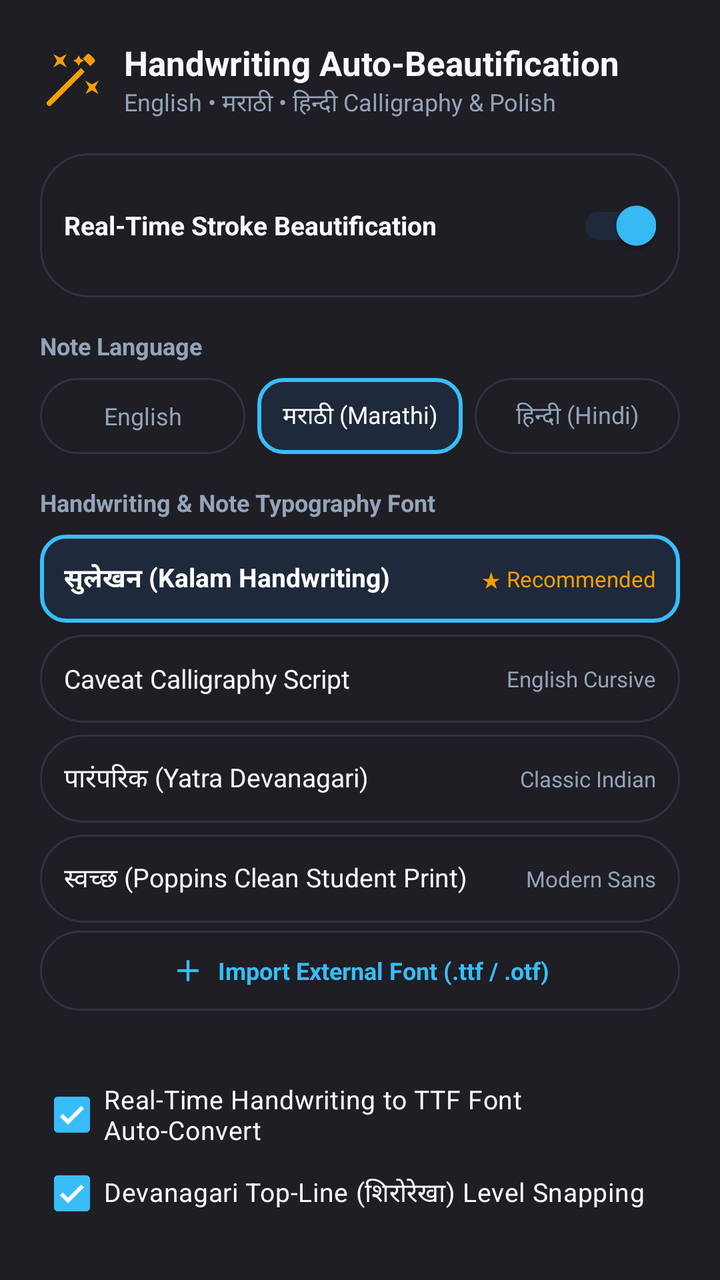
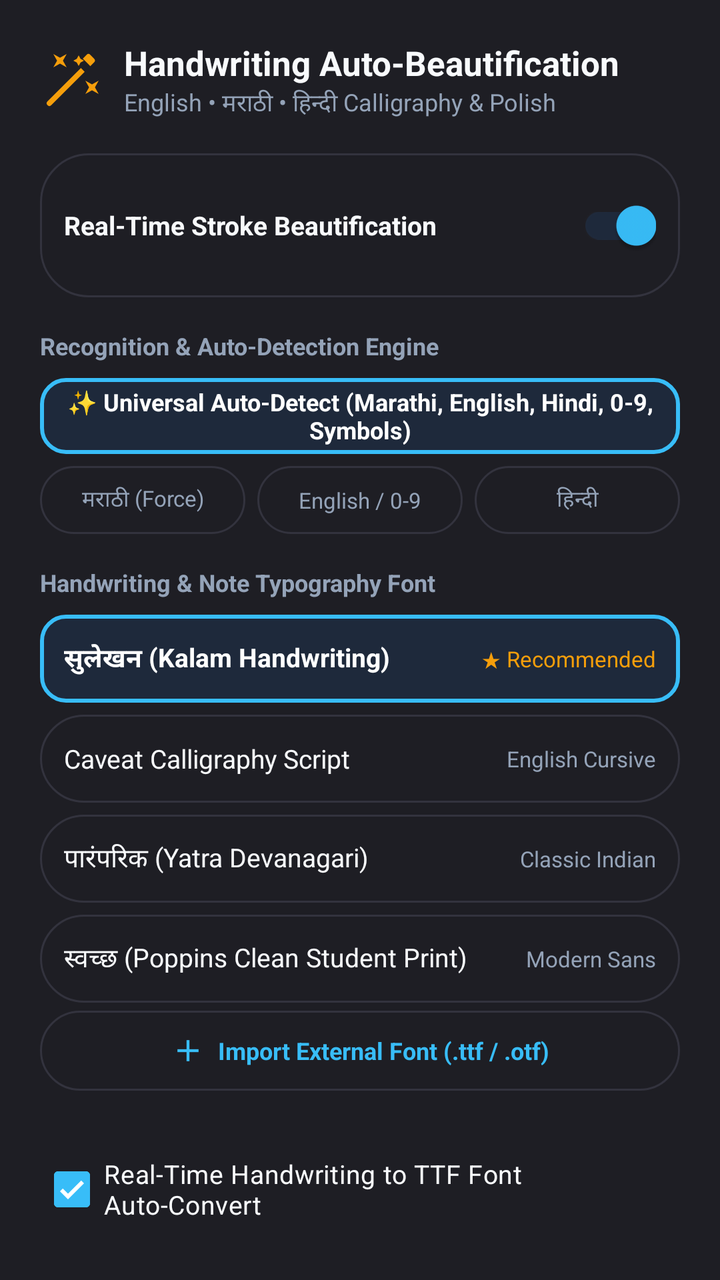

Before-and-after screenshots of an Android layout around one commit, followed by the original layout XML and the change that was made.
<!-- AndroidManifest.xml: application theme Theme.OpenNotes -->
<!-- res/layout/dialog_auto_beautify_settings.xml -->
<?xml version="1.0" encoding="utf-8"?>
<LinearLayout xmlns:android="http://schemas.android.com/apk/res/android"
    xmlns:app="http://schemas.android.com/apk/res-auto"
    android:layout_width="match_parent"
    android:layout_height="wrap_content"
    android:background="@color/surface"
    android:orientation="vertical"
    android:padding="20dp">

    
    <LinearLayout
        android:layout_width="match_parent"
        android:layout_height="wrap_content"
        android:gravity="center_vertical"
        android:orientation="horizontal"
        android:layout_marginBottom="16dp">

        <ImageView
            android:layout_width="32dp"
            android:layout_height="32dp"
            android:src="@drawable/ic_auto_beautify"
            app:tint="#F59E0B"
            android:layout_marginEnd="10dp" />

        <LinearLayout
            android:layout_width="0dp"
            android:layout_height="wrap_content"
            android:layout_weight="1"
            android:orientation="vertical">

            <TextView
                android:layout_width="wrap_content"
                android:layout_height="wrap_content"
                android:text="Handwriting Auto-Beautification"
                android:textColor="@color/text_primary"
                android:textSize="17sp"
                android:textStyle="bold" />

            <TextView
                android:layout_width="wrap_content"
                android:layout_height="wrap_content"
                android:text="English • मराठी • हिन्दी Calligraphy &amp; Polish"
                android:textColor="@color/text_secondary"
                android:textSize="12sp" />
        </LinearLayout>
    </LinearLayout>

    
    <LinearLayout
        android:layout_width="match_parent"
        android:layout_height="wrap_content"
        android:orientation="horizontal"
        android:gravity="center_vertical"
        android:padding="12dp"
        android:background="@drawable/bg_floating_pill"
        android:layout_marginBottom="16dp">

        <TextView
            android:layout_width="0dp"
            android:layout_height="wrap_content"
            android:layout_weight="1"
            android:text="Real-Time Stroke Beautification"
            android:textColor="@color/text_primary"
            android:textSize="13sp"
            android:textStyle="bold" />

        <androidx.appcompat.widget.SwitchCompat
            android:id="@+id/switchEnableBeautify"
            android:layout_width="wrap_content"
            android:layout_height="wrap_content"
            android:checked="true" />
    </LinearLayout>

    
    <TextView
        android:layout_width="wrap_content"
        android:layout_height="wrap_content"
        android:text="Note Language"
        android:textColor="@color/text_secondary"
        android:textSize="12sp"
        android:textStyle="bold"
        android:layout_marginBottom="8dp" />

    <LinearLayout
        android:layout_width="match_parent"
        android:layout_height="38dp"
        android:orientation="horizontal"
        android:layout_marginBottom="16dp">

        <TextView
            android:id="@+id/btnLangEnglish"
            android:layout_width="0dp"
            android:layout_height="match_parent"
            android:layout_weight="1"
            android:gravity="center"
            android:text="English"
            android:textColor="@color/text_secondary"
            android:textSize="12sp"
            android:background="@drawable/bg_floating_pill"
            android:clickable="true"
            android:focusable="true" />

        <TextView
            android:id="@+id/btnLangMarathi"
            android:layout_width="0dp"
            android:layout_height="match_parent"
            android:layout_weight="1"
            android:layout_marginStart="6dp"
            android:gravity="center"
            android:text="मराठी (Marathi)"
            android:textColor="#FFFFFF"
            android:textSize="12sp"
            android:background="@drawable/bg_tool_button_active"
            android:clickable="true"
            android:focusable="true" />

        <TextView
            android:id="@+id/btnLangHindi"
            android:layout_width="0dp"
            android:layout_height="match_parent"
            android:layout_weight="1"
            android:layout_marginStart="6dp"
            android:gravity="center"
            android:text="हिन्दी (Hindi)"
            android:textColor="@color/text_secondary"
            android:textSize="12sp"
            android:background="@drawable/bg_floating_pill"
            android:clickable="true"
            android:focusable="true" />
    </LinearLayout>

    
    <TextView
        android:layout_width="wrap_content"
        android:layout_height="wrap_content"
        android:text="Handwriting &amp; Note Typography Font"
        android:textColor="@color/text_secondary"
        android:textSize="12sp"
        android:textStyle="bold"
        android:layout_marginBottom="8dp" />

    <LinearLayout
        android:id="@+id/layoutFontChoices"
        android:layout_width="match_parent"
        android:layout_height="wrap_content"
        android:orientation="vertical"
        android:layout_marginBottom="16dp">

        <LinearLayout
            android:id="@+id/btnFontKalam"
            android:layout_width="match_parent"
            android:layout_height="44dp"
            android:orientation="horizontal"
            android:gravity="center_vertical"
            android:paddingHorizontal="12dp"
            android:background="@drawable/bg_tool_button_active"
            android:layout_marginBottom="6dp"
            android:clickable="true"
            android:focusable="true">

            <TextView
                android:layout_width="0dp"
                android:layout_height="wrap_content"
                android:layout_weight="1"
                android:text="सुलेखन (Kalam Handwriting)"
                android:textColor="#FFFFFF"
                android:textSize="13sp"
                android:textStyle="bold" />

            <TextView
                android:layout_width="wrap_content"
                android:layout_height="wrap_content"
                android:text="★ Recommended"
                android:textColor="#F59E0B"
                android:textSize="11sp" />
        </LinearLayout>

        <LinearLayout
            android:id="@+id/btnFontCaveat"
            android:layout_width="match_parent"
            android:layout_height="44dp"
            android:orientation="horizontal"
            android:gravity="center_vertical"
            android:paddingHorizontal="12dp"
            android:background="@drawable/bg_floating_pill"
            android:layout_marginBottom="6dp"
            android:clickable="true"
            android:focusable="true">

            <TextView
                android:layout_width="0dp"
                android:layout_height="wrap_content"
                android:layout_weight="1"
                android:text="Caveat Calligraphy Script"
                android:textColor="@color/text_primary"
                android:textSize="13sp" />

            <TextView
                android:layout_width="wrap_content"
                android:layout_height="wrap_content"
                android:text="English Cursive"
                android:textColor="@color/text_secondary"
                android:textSize="11sp" />
        </LinearLayout>

        <LinearLayout
            android:id="@+id/btnFontYatra"
            android:layout_width="match_parent"
            android:layout_height="44dp"
            android:orientation="horizontal"
            android:gravity="center_vertical"
            android:paddingHorizontal="12dp"
            android:background="@drawable/bg_floating_pill"
            android:layout_marginBottom="6dp"
            android:clickable="true"
            android:focusable="true">

            <TextView
                android:layout_width="0dp"
                android:layout_height="wrap_content"
                android:layout_weight="1"
                android:text="पारंपरिक (Yatra Devanagari)"
                android:textColor="@color/text_primary"
                android:textSize="13sp" />

            <TextView
                android:layout_width="wrap_content"
                android:layout_height="wrap_content"
                android:text="Classic Indian"
                android:textColor="@color/text_secondary"
                android:textSize="11sp" />
        </LinearLayout>

        <LinearLayout
            android:id="@+id/btnFontPoppins"
            android:layout_width="match_parent"
            android:layout_height="44dp"
            android:orientation="horizontal"
            android:gravity="center_vertical"
            android:paddingHorizontal="12dp"
            android:background="@drawable/bg_floating_pill"
            android:clickable="true"
            android:focusable="true">

            <TextView
                android:layout_width="0dp"
                android:layout_height="wrap_content"
                android:layout_weight="1"
                android:text="स्वच्छ (Poppins Clean Student Print)"
                android:textColor="@color/text_primary"
                android:textSize="13sp" />

            <TextView
                android:layout_width="wrap_content"
                android:layout_height="wrap_content"
                android:text="Modern Sans"
                android:textColor="@color/text_secondary"
                android:textSize="11sp" />
        </LinearLayout>

        
        <LinearLayout
            android:id="@+id/layoutCustomFontList"
            android:layout_width="match_parent"
            android:layout_height="wrap_content"
            android:orientation="vertical" />

        
        <LinearLayout
            android:id="@+id/btnImportExternalFont"
            android:layout_width="match_parent"
            android:layout_height="40dp"
            android:orientation="horizontal"
            android:gravity="center"
            android:background="@drawable/bg_floating_pill"
            android:layout_marginTop="4dp"
            android:layout_marginBottom="12dp"
            android:clickable="true"
            android:focusable="true">

            <ImageView
                android:layout_width="18dp"
                android:layout_height="18dp"
                android:src="@drawable/ic_add"
                app:tint="@color/accent"
                android:layout_marginEnd="6dp" />

            <TextView
                android:layout_width="wrap_content"
                android:layout_height="wrap_content"
                android:text="Import External Font (.ttf / .otf)"
                android:textColor="@color/accent"
                android:textSize="12sp"
                android:textStyle="bold" />
        </LinearLayout>
    </LinearLayout>

    
    <com.google.android.material.checkbox.MaterialCheckBox
        android:id="@+id/checkAutoConvertText"
        android:layout_width="match_parent"
        android:layout_height="wrap_content"
        android:text="Real-Time Handwriting to TTF Font Auto-Convert"
        android:textColor="@color/text_primary"
        android:textSize="13sp"
        android:checked="true"
        android:layout_marginBottom="4dp" />

    
    <com.google.android.material.checkbox.MaterialCheckBox
        android:id="@+id/checkShirorekhaSnap"
        android:layout_width="match_parent"
        android:layout_height="wrap_content"
        android:text="Devanagari Top-Line (शिरोरेखा) Level Snapping"
        android:textColor="@color/text_primary"
        android:textSize="13sp"
        android:checked="true"
        android:layout_marginBottom="12dp" />

    
    <androidx.cardview.widget.CardView
        android:layout_width="match_parent"
        android:layout_height="64dp"
        app:cardCornerRadius="12dp"
        app:cardBackgroundColor="@color/editor_bg"
        app:cardElevation="2dp"
        android:layout_marginBottom="16dp">

        <TextView
            android:id="@+id/textBeautifyPreview"
            android:layout_width="match_parent"
            android:layout_height="match_parent"
            android:gravity="center"
            android:text="माझे सुंदर सुलेखन • OpenNotes"
            android:textColor="#38BDF8"
            android:textSize="18sp"
            android:textStyle="bold" />
    </androidx.cardview.widget.CardView>

    
    <LinearLayout
        android:layout_width="match_parent"
        android:layout_height="wrap_content"
        android:gravity="end"
        android:orientation="horizontal">

        <Button
            android:id="@+id/btnCancelBeautifyDialog"
            style="@style/Widget.Material3.Button.TextButton"
            android:layout_width="wrap_content"
            android:layout_height="wrap_content"
            android:text="Close"
            android:textStyle="bold"
            android:textColor="@color/text_primary" />

        <Button
            android:id="@+id/btnApplyBeautifyDialog"
            style="@style/Widget.Material3.Button"
            android:layout_width="wrap_content"
            android:layout_height="wrap_content"
            android:layout_marginStart="8dp"
            android:text="Save &amp; Apply"
            android:textStyle="bold"
            android:textColor="#FFFFFF"
            app:backgroundTint="@color/accent" />
    </LinearLayout>

</LinearLayout>
<!-- resources referenced by this layout -->
<resources>
  <color name="accent">#38BDF8</color>
  <color name="editor_bg">#121214</color>
  <color name="surface">#1E1E24</color>
  <color name="text_primary">#F8FAFC</color>
  <color name="text_secondary">#94A3B8</color>
  <!-- drawable bg_floating_pill (drawable) -->
  <?xml version="1.0" encoding="utf-8"?>
  <shape xmlns:android="http://schemas.android.com/apk/res/android"
      android:shape="rectangle">
      <corners android:radius="24dp" />
      <solid android:color="@color/surface" />
      <stroke
          android:width="1dp"
          android:color="@color/divider" />
  </shape>
  <!-- drawable bg_tool_button_active (drawable) -->
  <?xml version="1.0" encoding="utf-8"?>
  <shape xmlns:android="http://schemas.android.com/apk/res/android"
      android:shape="rectangle">
      <corners android:radius="12dp" />
      <solid android:color="@color/accent_light" />
      <stroke android:width="2dp" android:color="@color/accent" />
  </shape>
  <!-- drawable ic_add (drawable) -->
  <vector xmlns:android="http://schemas.android.com/apk/res/android"
      android:width="24dp"
      android:height="24dp"
      android:viewportWidth="24"
      android:viewportHeight="24">
      <path
          android:fillColor="#FFFFFF"
          android:pathData="M19,13h-6v6h-2v-6H5v-2h6V5h2v6h6v2z" />
  </vector>
  <!-- drawable ic_auto_beautify (drawable) -->
  <vector xmlns:android="http://schemas.android.com/apk/res/android"
      android:width="24dp"
      android:height="24dp"
      android:viewportWidth="24"
      android:viewportHeight="24">
      
      <path
          android:fillColor="#FFFFFFFF"
          android:pathData="M7.5,5.6L5,7L6.4,4.5L5,2L7.5,3.4L10,2L8.6,4.5L10,7L7.5,5.6z" />
      
      <path
          android:fillColor="#FFFFFFFF"
          android:pathData="M19.5,15.6L17,17L18.4,14.5L17,12L19.5,13.4L22,12L20.6,14.5L22,17L19.5,15.6z" />
      
      <path
          android:fillColor="#FFFFFFFF"
          android:pathData="M2.81,21.19a1,1 0,0 1,0 -1.41L15.34,7.25l1.41,1.41L4.22,21.19a1,1 0,0 1,-1.41 0zM17.46,5.13l1.41,1.41 1.41,-1.41a1,1 0,0 0,0 -1.41l-1.41,-1.41a1,1 0,0 0,-1.41 0l-1.41,1.41 1.41,1.41z" />
      
      <path
          android:fillColor="#FFFFFFFF"
          android:pathData="M14.5,2.5L13.8,3.8L12.5,4.5L13.8,5.2L14.5,6.5L15.2,5.2L16.5,4.5L15.2,3.8z" />
  </vector>
  <color name="divider">#33333E</color>
  <color name="accent_light">#1E293B</color>
  <color name="accent_blue">#3B82F6</color>
  <color name="surface_variant">#2A2A32</color>
  <color name="window_background">#121214</color>
  <color name="surface_card">#24242B</color>
  <style name="Widget.OpenNotes.DialogButton.Positive" parent="Widget.Material3.Button.TextButton.Dialog">
          <item name="android:textColor">@color/accent</item>
          <item name="android:textStyle">bold</item>
          <item name="android:textSize">14sp</item>
          <item name="android:textAllCaps">false</item>
      </style>
  <style name="Widget.OpenNotes.DialogButton.Negative" parent="Widget.Material3.Button.TextButton.Dialog">
          <item name="android:textColor">@color/text_primary</item>
          <item name="android:textStyle">bold</item>
          <item name="android:textSize">14sp</item>
          <item name="android:textAllCaps">false</item>
      </style>
  <style name="Widget.OpenNotes.DialogButton.Neutral" parent="Widget.Material3.Button.TextButton.Dialog">
          <item name="android:textColor">@color/text_secondary</item>
          <item name="android:textSize">14sp</item>
          <item name="android:textAllCaps">false</item>
      </style>
  <!-- unchanged entries left out for length: 2 -->
</resources>

<!-- the commit's change to res/layout/dialog_auto_beautify_settings.xml (unified diff, before → after) -->
@@ -75,7 +75,7 @@
     <TextView
         android:layout_width="wrap_content"
         android:layout_height="wrap_content"
-        android:text="Note Language"
+        android:text="Recognition &amp; Auto-Detection Engine"
         android:textColor="@color/text_secondary"
         android:textSize="12sp"
         android:textStyle="bold"
@@ -83,50 +83,70 @@
 
     <LinearLayout
         android:layout_width="match_parent"
-        android:layout_height="38dp"
-        android:orientation="horizontal"
+        android:layout_height="wrap_content"
+        android:orientation="vertical"
         android:layout_marginBottom="16dp">
 
         <TextView
-            android:id="@+id/btnLangEnglish"
-            android:layout_width="0dp"
-            android:layout_height="match_parent"
-            android:layout_weight="1"
+            android:id="@+id/btnLangAuto"
+            android:layout_width="match_parent"
+            android:layout_height="38dp"
             android:gravity="center"
-            android:text="English"
-            android:textColor="@color/text_secondary"
-            android:textSize="12sp"
-            android:background="@drawable/bg_floating_pill"
-            android:clickable="true"
-            android:focusable="true" />
-
-        <TextView
-            android:id="@+id/btnLangMarathi"
-            android:layout_width="0dp"
-            android:layout_height="match_parent"
-            android:layout_weight="1"
-            android:layout_marginStart="6dp"
-            android:gravity="center"
-            android:text="मराठी (Marathi)"
+            android:text="✨ Universal Auto-Detect (Marathi, English, Hindi, 0-9, Symbols)"
             android:textColor="#FFFFFF"
             android:textSize="12sp"
+            android:textStyle="bold"
             android:background="@drawable/bg_tool_button_active"
+            android:layout_marginBottom="6dp"
             android:clickable="true"
             android:focusable="true" />
 
-        <TextView
-            android:id="@+id/btnLangHindi"
-            android:layout_width="0dp"
-            android:layout_height="match_parent"
-            android:layout_weight="1"
-            android:layout_marginStart="6dp"
-            android:gravity="center"
-            android:text="हिन्दी (Hindi)"
-            android:textColor="@color/text_secondary"
-            android:textSize="12sp"
-            android:background="@drawable/bg_floating_pill"
-            android:clickable="true"
-            android:focusable="true" />
+        <LinearLayout
+            android:layout_width="match_parent"
+            android:layout_height="34dp"
+            android:orientation="horizontal">
+
+            <TextView
+                android:id="@+id/btnLangMarathi"
+                android:layout_width="0dp"
+                android:layout_height="match_parent"
+                android:layout_weight="1"
+                android:gravity="center"
+                android:text="मराठी (Force)"
+                android:textColor="@color/text_secondary"
+                android:textSize="11sp"
+                android:background="@drawable/bg_floating_pill"
+                android:clickable="true"
+                android:focusable="true" />
+
+            <TextView
+                android:id="@+id/btnLangEnglish"
+                android:layout_width="0dp"
+                android:layout_height="match_parent"
+                android:layout_weight="1"
+                android:layout_marginStart="6dp"
+                android:gravity="center"
+                android:text="English / 0-9"
+                android:textColor="@color/text_secondary"
+                android:textSize="11sp"
+                android:background="@drawable/bg_floating_pill"
+                android:clickable="true"
+                android:focusable="true" />
+
+            <TextView
+                android:id="@+id/btnLangHindi"
+                android:layout_width="0dp"
+                android:layout_height="match_parent"
+                android:layout_weight="1"
+                android:layout_marginStart="6dp"
+                android:gravity="center"
+                android:text="हिन्दी"
+                android:textColor="@color/text_secondary"
+                android:textSize="11sp"
+                android:background="@drawable/bg_floating_pill"
+                android:clickable="true"
+                android:focusable="true" />
+        </LinearLayout>
     </LinearLayout>
 
     
